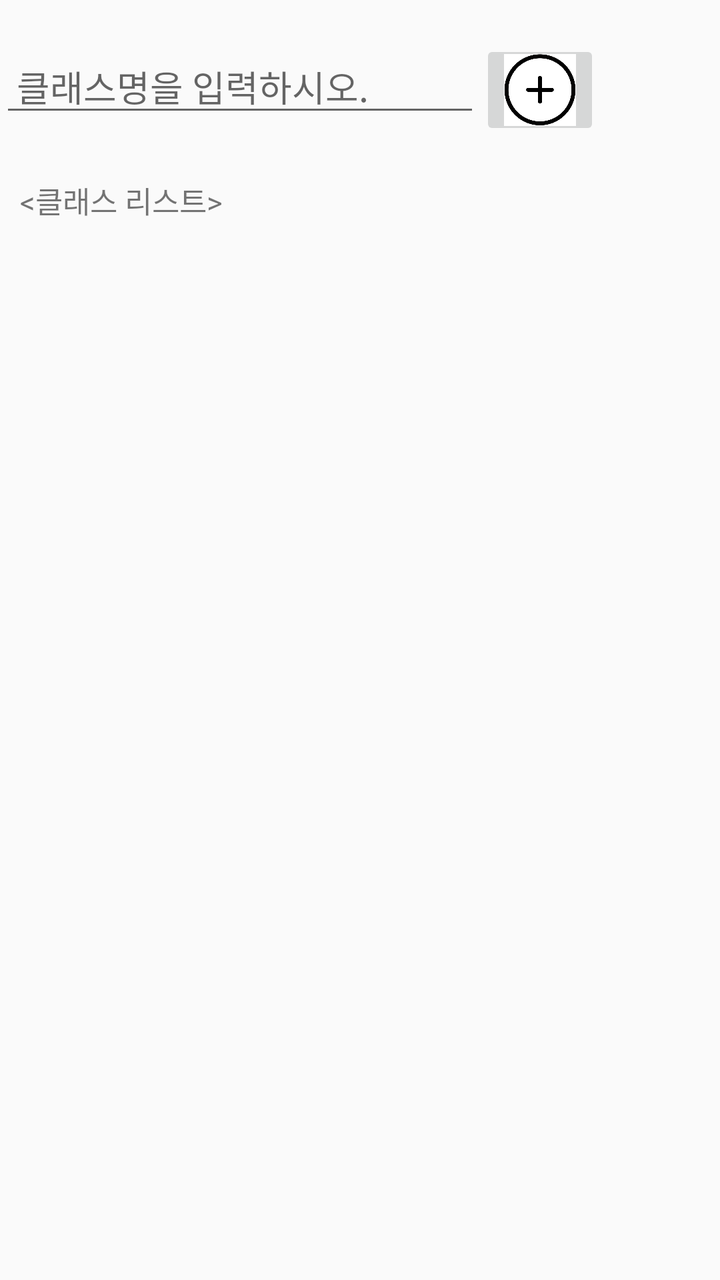
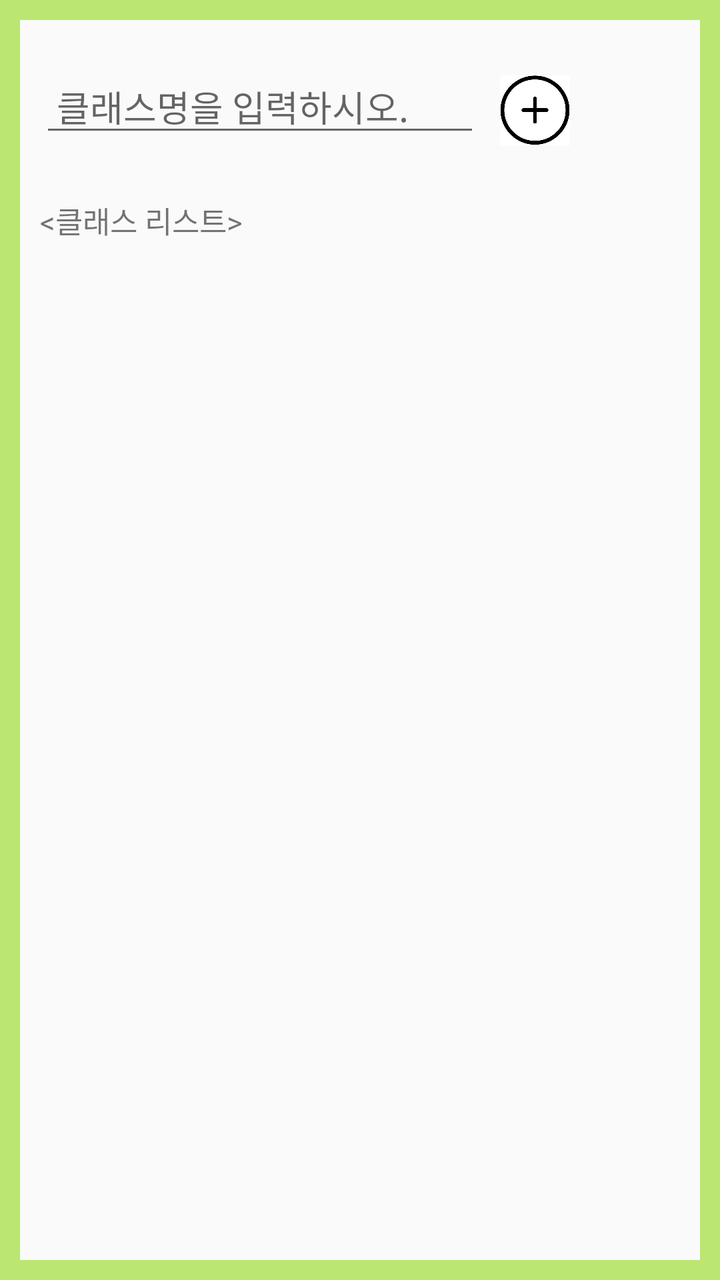

Compare the two renders of this Android layout. The source of the first and the diff that turns it into the second are given below.
<!-- AndroidManifest.xml: application theme Theme.AppCompat.Light.DarkActionBar -->
<!-- res/layout/activity_whole_class_list.xml -->
<?xml version="1.0" encoding="utf-8"?>
<LinearLayout xmlns:android="http://schemas.android.com/apk/res/android"
    xmlns:app="http://schemas.android.com/apk/res-auto"
    xmlns:tools="http://schemas.android.com/tools"
    android:layout_width="match_parent"
    android:layout_height="match_parent"
    tools:context=".whole_class_list"
    android:orientation="vertical">


    <LinearLayout
        android:layout_marginTop="20dp"
        android:layout_width="match_parent"
        android:layout_height="wrap_content"
        android:weightSum="3">

        <EditText
            android:id="@+id/fClassname"
            android:layout_width="0dp"
            android:layout_height="wrap_content"
            android:layout_weight="2"
            android:ems="14"
            android:hint=" 클래스명을 입력하시오."/>
        <ImageButton
            android:id="@+id/addClass"
            android:layout_width="0dp"
            android:layout_height="50dp"
            android:layout_weight="0.5"
            android:scaleType="centerCrop"
            android:src="@drawable/add" />
    </LinearLayout>
    <TextView
        android:id="@+id/errorm"
        android:layout_width="wrap_content"
        android:layout_height="wrap_content"/>
    <TextView
        android:layout_width="match_parent"
        android:layout_height="wrap_content"
        android:layout_marginLeft="10dp"
        android:text="\u003C클래스 리스트\u003E"
        android:textSize="15dp"/>
    <ScrollView
        android:layout_width="match_parent"
        android:layout_height="match_parent"
        android:id="@+id/list_scroll"
        android:fillViewport="true">
        <ListView
            android:id="@+id/wholeClasslist"
            android:layout_width="match_parent"
            android:layout_height="match_parent"
            android:textFilterEnabled="true"/>
    </ScrollView>
</LinearLayout>
<!-- resources referenced by this layout -->
<resources>
  <!-- drawable add: png bitmap (drawable, 28384 bytes) -->
</resources>

<!-- the commit's change to res/layout/activity_whole_class_list.xml (unified diff, before → after) -->
@@ -5,6 +5,8 @@
     android:layout_width="match_parent"
     android:layout_height="match_parent"
     tools:context=".whole_class_list"
+    android:background="@drawable/lay_edge"
+    android:padding="10dp"
     android:orientation="vertical">
 
 
@@ -15,6 +17,7 @@
         android:weightSum="3">
 
         <EditText
+            android:layout_marginLeft="10dp"
             android:id="@+id/fClassname"
             android:layout_width="0dp"
             android:layout_height="wrap_content"
@@ -22,7 +25,9 @@
             android:ems="14"
             android:hint=" 클래스명을 입력하시오."/>
         <ImageButton
+            android:padding="10dp"
             android:id="@+id/addClass"
+            android:background="#00ff0000"
             android:layout_width="0dp"
             android:layout_height="50dp"
             android:layout_weight="0.5"
<!-- resource entries referenced after the edit -->
@@ -1,5 +1,16 @@
 <!-- resources referenced by this layout -->
 <resources>
   <!-- drawable add: png bitmap (drawable, 28384 bytes) -->
+  <!-- drawable lay_edge (drawable) -->
+  <?xml version="1.0" encoding="utf-8"?>
+  <layer-list xmlns:android="http://schemas.android.com/apk/res/android">
+      <item>
+          <shape android:shape="rectangle">
+              <stroke android:width = "10dp" android:color ="#BCE672"/>
+              <solid android:color="#00ff0000"/>
+          </shape>
+      </item>
+  
+  </layer-list>
 </resources>
 
